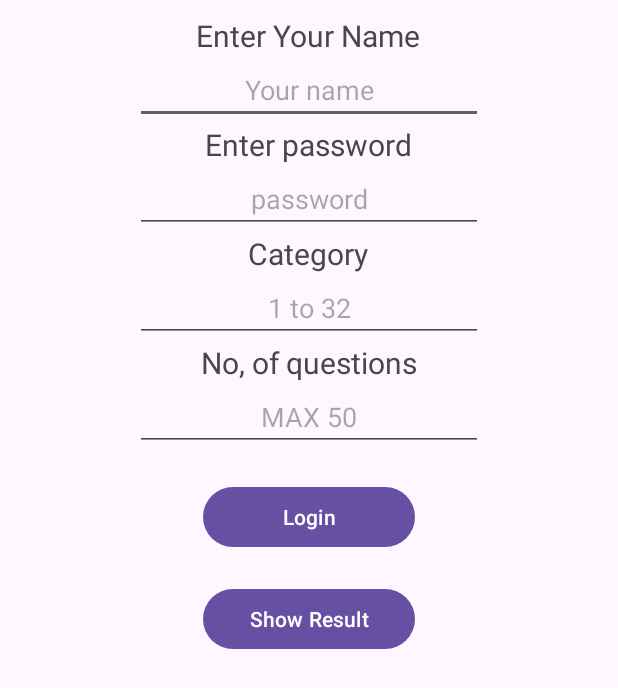
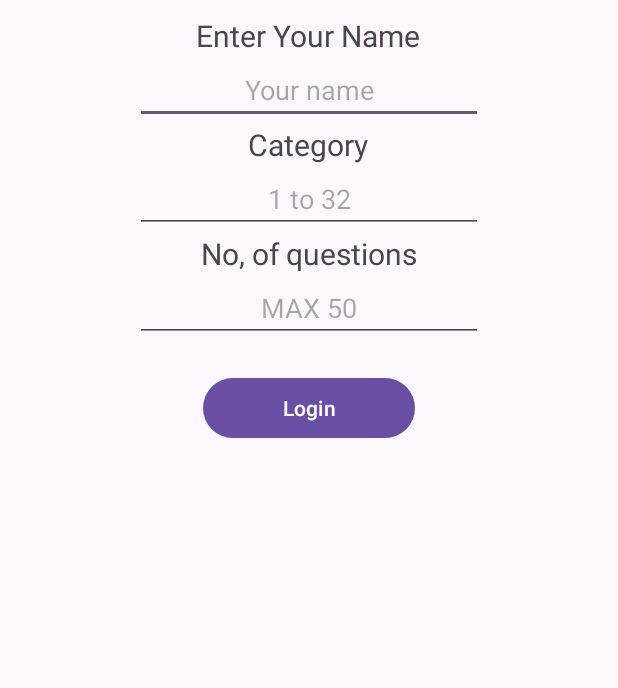
Before and after one commit to NikhilGahlawatt/FinalPROJECT, an Android app: the TriviaQuestionApp screen opened directly, with no data from a screen before it, on a phone screen of 412 x 824 dp. Shown: the top 688 px of the screen. Run offline under Robolectric (Android 15) with nearby library versions, the phone set to English and light mode, and no system bars; network calls fail.

Commit message:
Trivia done

```diff
--- a/app/src/main/java/trivia/ui/QuestionsAttempt.java
+++ b/app/src/main/java/trivia/ui/QuestionsAttempt.java
@@ -66,7 +66,6 @@ public class QuestionsAttempt extends AppCompatActivity {
         }
         Intent fromPrevious = getIntent();
         String username = fromPrevious.getStringExtra("username");
-        String password = fromPrevious.getStringExtra("password");
         String category = fromPrevious.getStringExtra("category");
         String numberOfQuestions = fromPrevious.getStringExtra("numberOfQuestions");
         usernamecurrent = username;
@@ -174,10 +173,6 @@ public class QuestionsAttempt extends AppCompatActivity {
             resultPage.putExtra("responses", responses);
             startActivity(resultPage);
         });
-        binding.showResultsButton.setOnClickListener(click->{
-            Intent showResult = new Intent(QuestionsAttempt.this, Results.class);
-            startActivity(showResult);
-        });
     }
 
     private void addArrayList(String categoryq, String questionq, String option1, String option2, String option3, String option4) {
--- a/app/src/main/java/trivia/ui/TriviaQuestionApp.java
+++ b/app/src/main/java/trivia/ui/TriviaQuestionApp.java
@@ -20,35 +20,27 @@ public class TriviaQuestionApp extends AppCompatActivity {
         binding = ActivityTriviaQuestionAppBinding.inflate(getLayoutInflater());
         setContentView(binding.getRoot());
         EditText usernameEditText = binding.userNameEditText;
-        EditText passwordEditText = binding.passwordEditText;
         EditText categoryEditText = binding.categoryEditText;
         EditText numberOfQuestionsEditText = binding.numberOfQuestionsEditText;
         SharedPreferences prefs = getSharedPreferences("MyData", Context.MODE_PRIVATE);
         SharedPreferences.Editor editor = prefs.edit();
         String username = prefs.getString("username","");
-        String password = prefs.getString("password","");
         String category = prefs.getString("category","");
         String numberOfQuestions = prefs.getString("numberOfQuestions","");
         usernameEditText.setText(username);
-        passwordEditText.setText(password);
         categoryEditText.setText(category);
         numberOfQuestionsEditText.setText(numberOfQuestions);
         binding.loginButton.setOnClickListener( clk -> {
             editor.putString("username",usernameEditText.getText().toString());
-            editor.putString("password",passwordEditText.getText().toString());
             editor.putString("category",categoryEditText.getText().toString());
             editor.putString("numberOfQuestions",numberOfQuestionsEditText.getText().toString());
             editor.apply();
             Intent nextPage = new Intent(TriviaQuestionApp.this, QuestionsAttempt.class);
             nextPage.putExtra("username",usernameEditText.getText().toString());
-            nextPage.putExtra("password",passwordEditText.getText().toString());
             nextPage.putExtra("category",categoryEditText.getText().toString());
             nextPage.putExtra("numberOfQuestions",numberOfQuestionsEditText.getText().toString());
             startActivity(nextPage);
         });
-        binding.showResultButton.setOnClickListener((clk)->{
-            Intent showResult = new Intent(TriviaQuestionApp.this, Results.class);
-            startActivity(showResult);
-        });
+
     }
 }
--- a/app/src/main/res/layout/activity_trivia_question_app.xml
+++ b/app/src/main/res/layout/activity_trivia_question_app.xml
@@ -32,22 +32,7 @@
             android:hint="@string/tUsernameHint"
             android:inputType="text"/>
 
-        <TextView
-            android:id="@+id/PasswordLabel"
-            android:layout_width="wrap_content"
-            android:layout_height="wrap_content"
-            android:text="@string/tPasswordLabel"
-            android:layout_gravity="center"
-            android:textSize="20sp"/>
 
-        <EditText
-            android:id="@+id/passwordEditText"
-            android:layout_width="match_parent"
-            android:layout_height="wrap_content"
-            android:layout_marginHorizontal="80dp"
-            android:gravity="center"
-            android:hint="@string/tPasswordHint"
-            android:inputType="textPassword"/>
 
         <TextView
             android:id="@+id/CategoryLabel"
@@ -91,13 +76,7 @@
             android:layout_marginHorizontal="125dp"
             android:text="@string/tLoginButtonText"/>
 
-        <Button
-            android:id="@+id/showResultButton"
-            android:layout_width="match_parent"
-            android:layout_height="wrap_content"
-            android:layout_marginTop="20dp"
-            android:layout_marginHorizontal="125dp"
-            android:text="@string/tShowResult"/>
+
 
     </LinearLayout>
 
--- a/app/src/main/res/values/strings.xml
+++ b/app/src/main/res/values/strings.xml
@@ -12,8 +12,6 @@
     <string name="tOptionD">option 4</string>
     <string name="tUsernameLabel">Enter Your Name</string>
     <string name="tUsernameHint">Your name</string>
-    <string name="tPasswordLabel">Enter password</string>
-    <string name="tPasswordHint">password</string>
     <string name="tCategoryLabel">Category</string>
     <string name="tCategoryHint">1 to 32</string>
     <string name="tNumberOfQuestionsLabel">No, of questions</string>
```
Also changed, not shown: app/src/main/res/layout/activity_questions_attempt.xml (+2 -9 lines).
